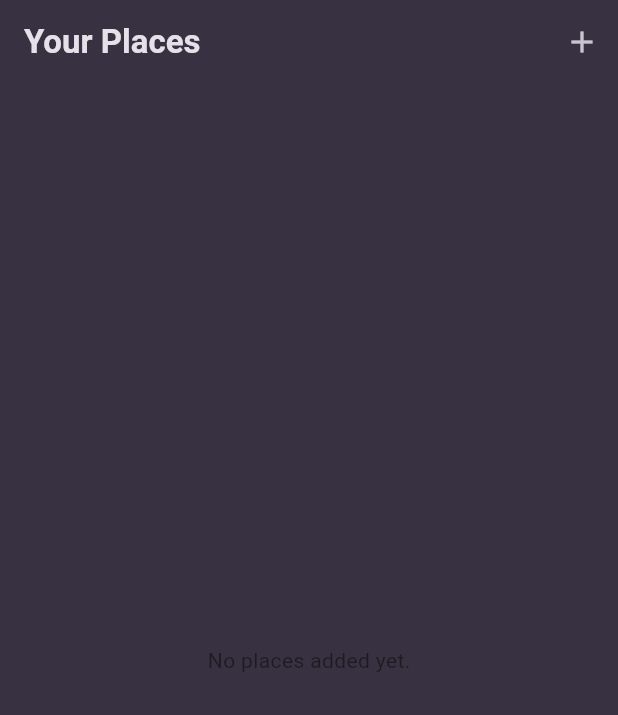
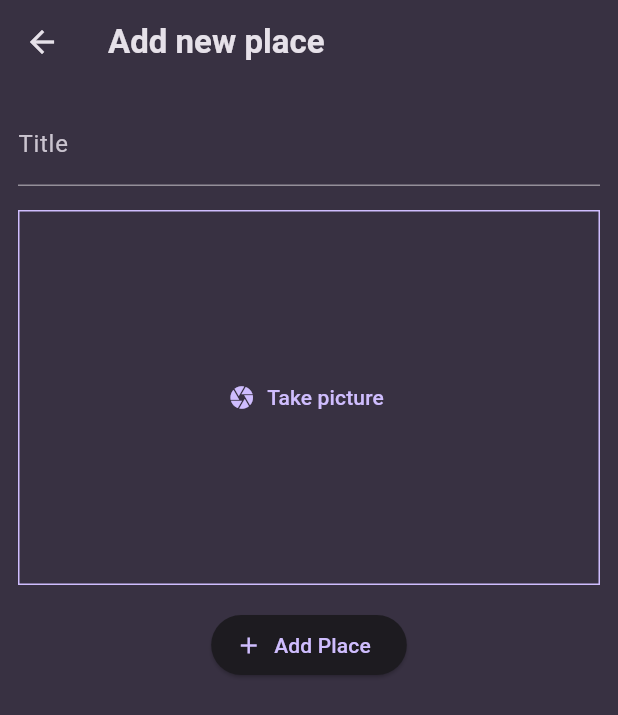
Before and after one commit to Adatata001/favourite-places-app, a Flutter app: the screen it shows after launch, after a tap on the "add" icon, on a phone screen of 412 x 824 dp. Shown: the top 715 px of the screen. Run offline on Flutter 3.47's test engine with Material 3 defaults, Android fonts, the phone set to English and light mode, and no system bars; our stand-ins replace flutter_riverpod, google_fonts, image_picker.

Commit message:
modified existing codes and added subfolders

```diff
--- a/lib/app.dart
+++ b/lib/app.dart
@@ -1,6 +1,7 @@
 import 'package:flutter/material.dart';
-import 'package:fpapp/home_screen.dart';
+import 'package:fpapp/screens/places.dart';
 import 'package:google_fonts/google_fonts.dart';
+
 
 final colorScheme = ColorScheme.fromSeed(
   brightness: Brightness.dark,
@@ -34,7 +35,7 @@ class MyApp extends StatelessWidget {
     return MaterialApp(
       title: 'Great Places',
       theme: theme,
-      home: HomeScreen(),
+      home: PlacesScreen(),
     );
   }
 }
--- a/lib/home_screen.dart
+++ /dev/null
@@ -1,32 +0,0 @@
-import 'package:flutter/material.dart';
-
-
-class HomeScreen extends StatefulWidget {
-  const HomeScreen({super.key});
-
-  @override
-  State<HomeScreen> createState() => _HomeScreenState();
-
-}
-
-class _HomeScreenState extends State<HomeScreen> {
-  @override
-  Widget build(context) {
-    Widget content = Center(
-      child: Text('No places added yet.'),
-      );
-
-    return Scaffold(
-      appBar: AppBar(
-        title: Text('Your Places'),
-        actions: [
-          IconButton(
-            onPressed: () {},
-            icon: Icon(Icons.add),
-          ),
-        ],
-      ),
-      body: content,
-    );
-  }
-}
--- a/lib/main.dart
+++ b/lib/main.dart
@@ -1,10 +1,13 @@
 import 'package:flutter/material.dart';
 import 'package:fpapp/app.dart';
+import 'package:flutter_riverpod/flutter_riverpod.dart';
 
 
 
 void main() {
   runApp(
-    MyApp(),
+    ProviderScope(
+      child: MyApp(),
+    ),
   );
 }
--- /dev/null
+++ b/lib/models/place.dart
@@ -0,0 +1,15 @@
+import 'package:uuid/uuid.dart';
+import 'dart:io';
+
+const uuid = Uuid();
+
+class Place{
+  Place({
+    required this.title,
+    required this.image,
+    }) : id = uuid.v4();
+
+    final String id;
+    final String title;
+    final File image;
+}
--- /dev/null
+++ b/lib/providers/user_places.dart
@@ -0,0 +1,16 @@
+import 'package:flutter_riverpod/flutter_riverpod.dart';
+import 'package:fpapp/models/place.dart';
+import 'dart:io';
+
+class UserPlacesNotifier extends StateNotifier<List<Place>> {
+  UserPlacesNotifier() : super([]);
+
+  void addPlace(String title, File image) {
+    final newPlace = Place(title: title, image: image);
+    state =[newPlace, ...state];
+  }
+}
+
+final userPlacesProvider = StateNotifierProvider<UserPlacesNotifier, List<Place>>(
+  (ref) => UserPlacesNotifier(),
+);
--- /dev/null
+++ b/lib/screens/add_place.dart
@@ -0,0 +1,78 @@
+import 'package:flutter/material.dart';
+import 'package:flutter_riverpod/flutter_riverpod.dart';
+import 'package:fpapp/providers/user_places.dart';
+import 'package:fpapp/widgets/image_input.dart';
+import 'dart:io';
+
+
+class AddPlaceScreen extends ConsumerStatefulWidget {
+  const AddPlaceScreen({super.key});
+
+
+
+  @override
+  ConsumerState<AddPlaceScreen> createState () => _AppPlaceScreeState();
+}
+
+class _AppPlaceScreeState extends ConsumerState<AddPlaceScreen> {
+
+  final _titleController = TextEditingController();
+  File? _selectedImage;
+
+  @override
+  void dispose() {
+    _titleController.dispose();
+    super.dispose();
+  }
+
+  void _savePlace () {
+    final enteredTitle = _titleController.text;
+
+    if(enteredTitle.isEmpty || _selectedImage == null) {
+      return;
+    }
+
+    ref
+        .read(userPlacesProvider.notifier)
+        .addPlace(enteredTitle, _selectedImage!);
+
+    Navigator.of(context).pop();
+  }
+
+  @override
+  Widget build(context) {
+    return Scaffold(
+      appBar: AppBar(
+        title: Text('Add new place'),
+      ),
+      body: SingleChildScrollView(
+        padding: EdgeInsets.all(12),
+        child: Column(
+          children: [
+            TextField(
+              decoration: InputDecoration(
+                labelText: 'Title',
+              ),
+              controller: _titleController,
+              style: TextStyle(
+                color: Theme.of(context).colorScheme.onSurface,
+              ),
+            ),
+            SizedBox(height:16),
+            ImageInput(onPickImage: (image) {
+              _selectedImage = image;
+             },
+            ),
+            SizedBox(height: 16),
+            ElevatedButton.icon(
+              onPressed: _savePlace,
+              icon: Icon(Icons.add),
+              label: Text('Add Place')
+            ),
+          ],
+        ),
+      ),
+    );
+  }
+
+}
--- /dev/null
+++ b/lib/screens/places.dart
@@ -0,0 +1,38 @@
+import 'package:flutter/material.dart';
+import 'package:flutter_riverpod/flutter_riverpod.dart';
+import 'package:fpapp/providers/user_places.dart';
+import 'package:fpapp/screens/add_place.dart';
+import 'package:fpapp/widgets/places_list.dart';
+
+
+class PlacesScreen extends ConsumerWidget {
+  const PlacesScreen({super.key});
+
+  @override
+  Widget build(context, WidgetRef ref) {
+   final userPlaces = ref.watch(userPlacesProvider);
+
+    return Scaffold(
+      appBar: AppBar(
+        title: Text('Your Places'),
+        actions: [
+          IconButton(
+            onPressed: () {
+              Navigator.of(context).push(
+                MaterialPageRoute(builder: (ctx) => AddPlaceScreen(),
+                ),
+              );
+            },
+            icon: Icon(Icons.add),
+          ),
+        ],
+      ),
+      body: Padding(
+        padding: const EdgeInsets.all(8),
+        child: PlacesList(
+          places: userPlaces,
+        ),
+      ),
+    );
+  }
+}
--- /dev/null
+++ b/lib/widgets/image_input.dart
@@ -0,0 +1,71 @@
+import 'package:flutter/material.dart';
+import 'package:image_picker/image_picker.dart';
+import 'dart:io';
+
+class ImageInput extends StatefulWidget {
+  const ImageInput({
+    super.key,
+    required this.onPickImage,
+    });
+
+   final void Function(File image) onPickImage;
+
+  @override
+  State<ImageInput> createState() => _ImageInputState();
+}
+
+class _ImageInputState extends State<ImageInput> {
+  File? _selectedImage;
+
+  void _takePicture () async {
+    final imagePicker = ImagePicker();
+    final pickedImage = await imagePicker.pickImage(
+      source: ImageSource.camera,
+      maxWidth: 600,
+    );
+
+    if (pickedImage == null) {
+      return;
+    }
+    setState(() {
+       _selectedImage = File(pickedImage.path);
+    });
+
+    widget.onPickImage(_selectedImage!);
+
+  }
+
+  @override
+  Widget build(context) {
+    Widget content = TextButton.icon(
+        icon: Icon(Icons.camera),
+        label: Text('Take picture'),
+        onPressed: _takePicture,
+      );
+
+      if (_selectedImage != null) {
+        content = GestureDetector(
+          onTap: _takePicture,
+          child: Image.file(
+            _selectedImage!,
+            fit: BoxFit.cover,
+            width: double.infinity,
+            height: double.infinity,
+          ),
+        );
+      }
+
+    return Container(
+      decoration: BoxDecoration(
+        border: Border.all(
+          width: 1,
+          color: Theme.of(context).colorScheme.primary.withValues(),
+        ),
+      ),
+      height: 250,
+      width: double.infinity,
+      alignment: Alignment.center,
+      child: content,
+    );
+  }
+}
--- /dev/null
+++ b/lib/widgets/places_list.dart
@@ -0,0 +1,45 @@
+import 'package:flutter/material.dart';
+import 'package:fpapp/models/place.dart';
+import 'package:fpapp/screens/places_detail.dart';
+
+class PlacesList extends StatelessWidget {
+  const PlacesList({
+    super.key,
+    required this.places});
+
+  final List<Place> places;
+
+  @override
+  Widget build(context) {
+    if (places.isEmpty) {
+      return Center(
+      child: Text('No places added yet.',
+      style: Theme.of(context).textTheme.bodyLarge!
+          .copyWith(color: Theme.of(context).colorScheme.onSurface,
+          ),
+        ),
+      );
+    }
+
+    return ListView.builder(
+      itemCount: places.length,
+      itemBuilder: (ctx, index) => ListTile(
+        leading: CircleAvatar(
+          radius: 26,
+          backgroundImage: FileImage(places[index].image),
+        ),
+        title: Text(places[index].title,
+          style: Theme.of(context).textTheme.titleMedium!
+          .copyWith(color: Theme.of(context).colorScheme.onSurface,
+          ),
+        ),
+        onTap: () {
+          Navigator.of(context).push(MaterialPageRoute(
+            builder: (ctx) => PlaceDetailScreen(place: places[index],),
+            ),
+          );
+        }
+      ),
+    );
+  }
+}
```
Also changed, not shown: lib/screens/places_detail.dart (added, +31 -0 lines).
